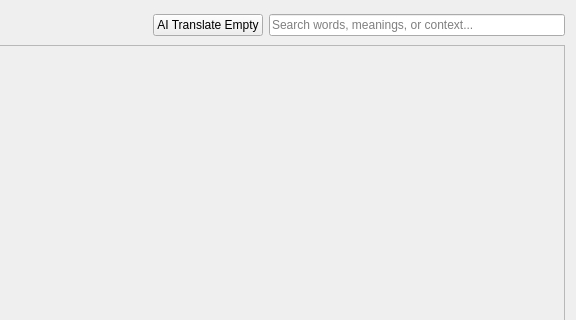
First picture: the form in ui/vocabulary_list_view.ui, repository xuanbinh313/pyside6-jun-edu, before the edit; both pictures show x 424 to 1000 and y 0 to 320 of the 1000 by 650 pixel window.
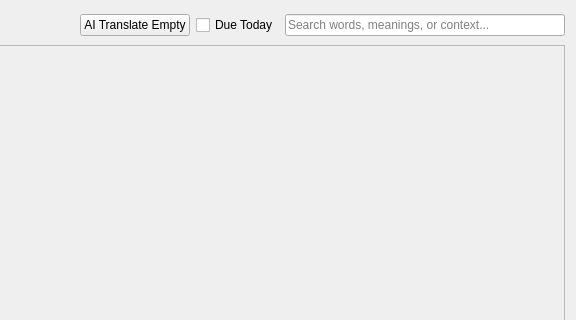
Second picture: the form after the edit.

Commit message: vocabulary can learn by FSRS

```diff
--- a/ui/vocabulary_list_view.ui
+++ b/ui/vocabulary_list_view.ui
@@ -53,6 +53,13 @@
        </property>
       </widget>
      </item>
+     <item>
+      <widget class="QCheckBox" name="due_only_checkbox">
+       <property name="text">
+        <string>Due Today</string>
+       </property>
+      </widget>
+     </item>
      <item>
       <widget class="QLineEdit" name="search_input">
        <property name="minimumSize">
```
The commit also changes 10 other files.
